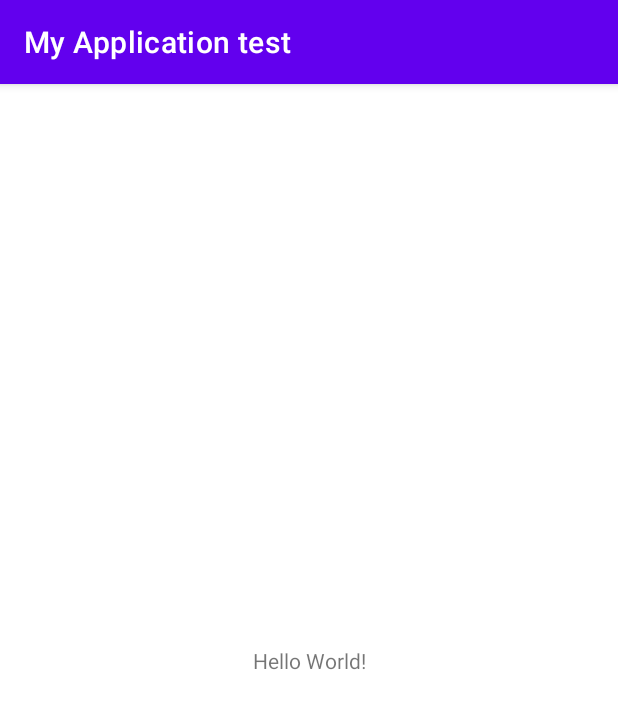
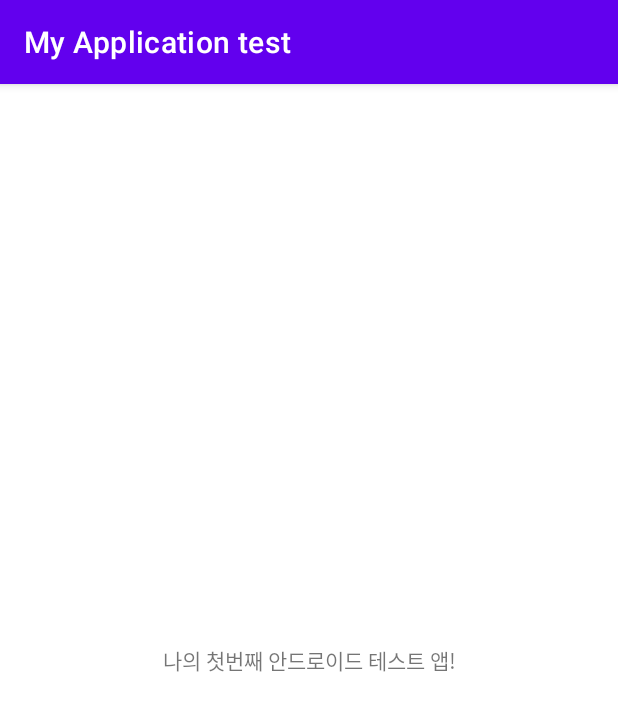
Before and after one commit to idisrock/MyFirstAndroidApp1, an Android app: the screen it shows after launch (MainActivity), on a phone screen of 412 x 824 dp. Shown: the top 711 px of the screen. Run offline under Robolectric (Android 15) with nearby library versions, the phone set to English and light mode, and no system bars.

Commit message:
환영 문구 수정

```diff
--- a/app/src/main/res/layout/activity_main.xml
+++ b/app/src/main/res/layout/activity_main.xml
@@ -9,7 +9,7 @@
     <TextView
         android:layout_width="wrap_content"
         android:layout_height="wrap_content"
-        android:text="Hello World!"
+        android:text="나의 첫번째 안드로이드 테스트 앱!"
         app:layout_constraintBottom_toBottomOf="parent"
         app:layout_constraintEnd_toEndOf="parent"
         app:layout_constraintStart_toStartOf="parent"
```
